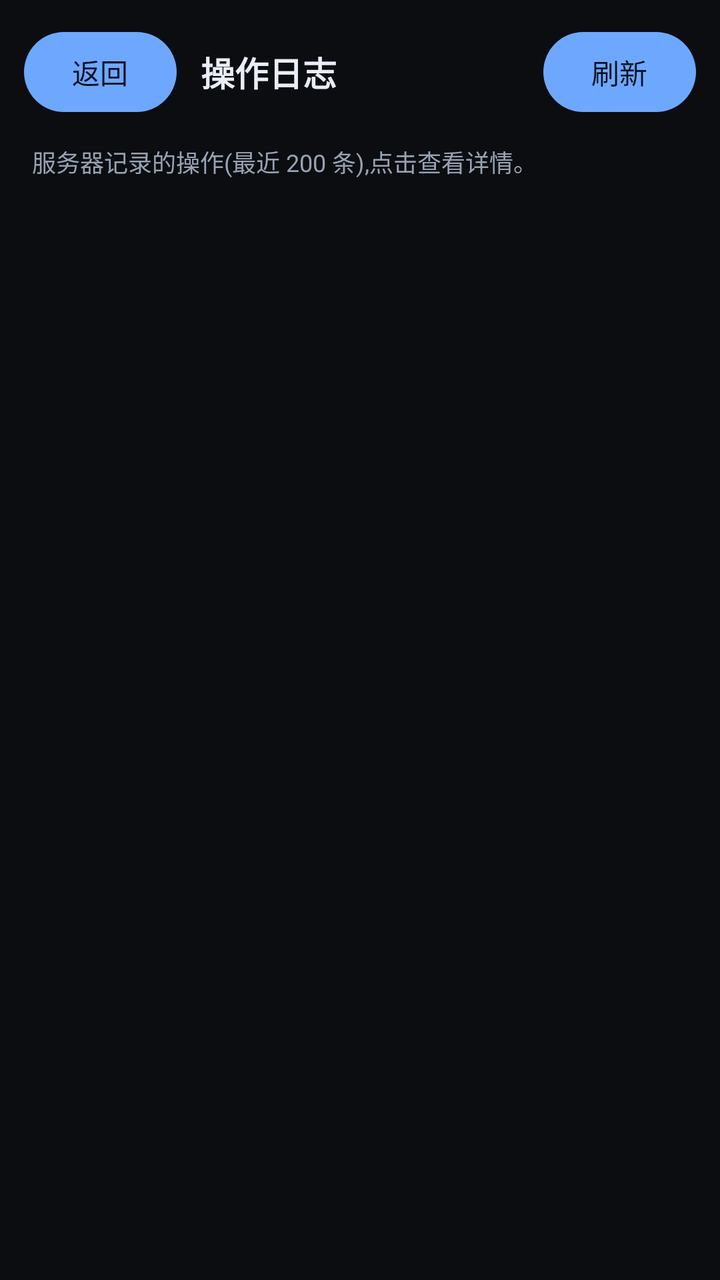
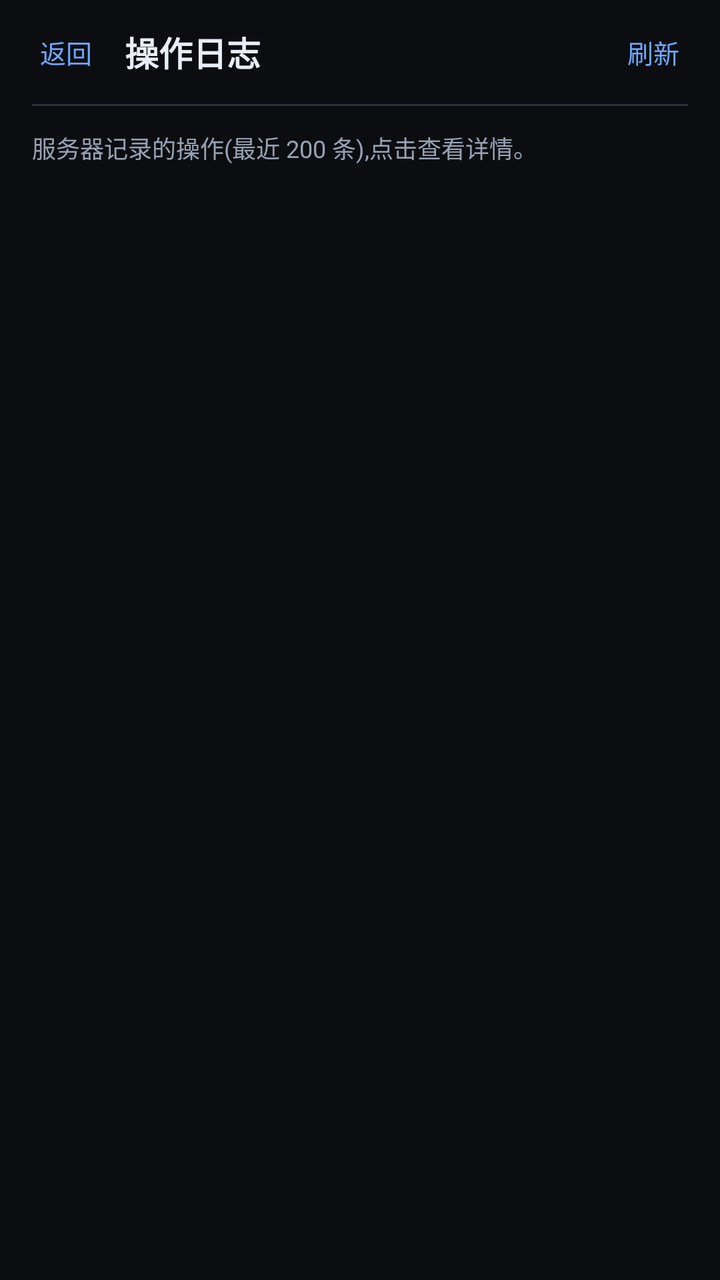

Before-and-after screenshots of an Android layout around one commit, followed by the original layout XML and the change that was made.
<!-- AndroidManifest.xml: application theme Theme.LinNas -->
<!-- res/layout/activity_audit.xml -->
<?xml version="1.0" encoding="utf-8"?>
<LinearLayout xmlns:android="http://schemas.android.com/apk/res/android"
    android:layout_width="match_parent"
    android:layout_height="match_parent"
    android:orientation="vertical"
    android:background="?attr/lInk">

    <LinearLayout
        android:layout_width="match_parent"
        android:layout_height="wrap_content"
        android:orientation="horizontal"
        android:gravity="center_vertical"
        android:padding="12dp">

        <Button
            android:id="@+id/btnAuditBack"
            android:layout_width="wrap_content"
            android:layout_height="wrap_content"
            android:minWidth="0dp"
            android:text="返回" />

        <TextView
            android:layout_width="0dp"
            android:layout_height="wrap_content"
            android:layout_weight="1"
            android:layout_marginStart="12dp"
            android:text="操作日志"
            android:textColor="?attr/lText"
            android:textSize="17sp"
            android:textStyle="bold" />

        <Button
            android:id="@+id/btnAuditRefresh"
            android:layout_width="wrap_content"
            android:layout_height="wrap_content"
            android:minWidth="0dp"
            android:text="刷新" />
    </LinearLayout>

    <TextView
        android:id="@+id/auditHint"
        android:layout_width="match_parent"
        android:layout_height="wrap_content"
        android:paddingStart="16dp"
        android:paddingEnd="16dp"
        android:paddingBottom="8dp"
        android:textColor="?attr/lTextDim"
        android:textSize="12sp"
        android:text="服务器记录的操作(最近 200 条),点击查看详情。" />

    <ScrollView
        android:layout_width="match_parent"
        android:layout_height="0dp"
        android:layout_weight="1"
        android:scrollbars="none">

        <LinearLayout
            android:id="@+id/auditList"
            android:layout_width="match_parent"
            android:layout_height="wrap_content"
            android:orientation="vertical"
            android:paddingStart="16dp"
            android:paddingEnd="16dp" />
    </ScrollView>
</LinearLayout>
<!-- resources referenced by this layout -->
<resources>
  <style name="Theme.LinNas" parent="Theme.Material3.Dark.NoActionBar">
          <item name="lInk">@color/t_blue_ink</item>
          <item name="lSurface">@color/t_blue_surface</item>
          <item name="lSurfaceHigh">@color/t_blue_surface_high</item>
          <item name="lOutline">@color/t_blue_outline</item>
          <item name="lText">@color/t_blue_text</item>
          <item name="lTextDim">@color/t_blue_text_dim</item>
          <item name="lPrimary">@color/t_blue_primary</item>
          <item name="lOnPrimary">@color/t_blue_on_primary</item>
          <item name="lDanger">@color/danger</item>
          <item name="lSuccess">@color/mint</item>
          <item name="lIsLight">false</item>
          <item name="colorPrimary">@color/t_blue_primary</item>
          <item name="colorOnPrimary">@color/t_blue_on_primary</item>
          <item name="colorSecondary">@color/t_blue_primary</item>
          <item name="colorOnSecondary">@color/t_blue_on_primary</item>
          <item name="colorSurface">@color/t_blue_surface</item>
          <item name="colorOnSurface">@color/t_blue_text</item>
          <item name="colorSurfaceVariant">@color/t_blue_surface_high</item>
          <item name="colorOnSurfaceVariant">@color/t_blue_text_dim</item>
          <item name="colorOutline">@color/t_blue_outline</item>
          <item name="colorOnBackground">@color/t_blue_text</item>
          <item name="colorError">@color/danger</item>
          <item name="android:colorBackground">@color/t_blue_ink</item>
          <item name="android:statusBarColor">@color/t_blue_ink</item>
          <item name="android:navigationBarColor">@color/t_blue_ink</item>
          <item name="android:windowLightStatusBar">false</item>
          <item name="android:textColorPrimary">@color/t_blue_text</item>
          <item name="android:textColorSecondary">@color/t_blue_text_dim</item>
      </style>
  <color name="t_blue_ink">#0B0D11</color>
  <color name="t_blue_surface">#14181F</color>
  <color name="t_blue_surface_high">#1C222C</color>
  <color name="t_blue_outline">#2A323E</color>
  <color name="t_blue_text">#E9EDF5</color>
  <color name="t_blue_text_dim">#98A2B3</color>
  <color name="t_blue_primary">#6EA8FE</color>
  <color name="t_blue_on_primary">#071021</color>
  <color name="danger">#FF7A7A</color>
  <color name="mint">#79E2B6</color>
</resources>

<!-- the commit's change to res/layout/activity_audit.xml (unified diff, before → after) -->
@@ -10,42 +10,68 @@
         android:layout_height="wrap_content"
         android:orientation="horizontal"
         android:gravity="center_vertical"
-        android:padding="12dp">
+        android:paddingStart="@dimen/space_2"
+        android:paddingEnd="@dimen/space_2"
+        android:paddingTop="@dimen/space_1"
+        android:paddingBottom="@dimen/space_1">
 
         <Button
             android:id="@+id/btnAuditBack"
             android:layout_width="wrap_content"
-            android:layout_height="wrap_content"
+            android:layout_height="@dimen/touch_target"
             android:minWidth="0dp"
+            android:minHeight="0dp"
+            android:paddingStart="@dimen/space_3"
+            android:paddingEnd="@dimen/space_3"
+            android:textAllCaps="false"
+            android:textSize="@dimen/text_sm"
+            android:textColor="?attr/lPrimary"
+            android:background="?attr/selectableItemBackgroundBorderless"
             android:text="返回" />
 
         <TextView
             android:layout_width="0dp"
             android:layout_height="wrap_content"
             android:layout_weight="1"
-            android:layout_marginStart="12dp"
+            android:layout_marginStart="@dimen/space_1"
             android:text="操作日志"
             android:textColor="?attr/lText"
-            android:textSize="17sp"
-            android:textStyle="bold" />
+            android:textSize="@dimen/text_lg"
+            android:textStyle="bold"
+            android:maxLines="1"
+            android:ellipsize="end" />
 
         <Button
             android:id="@+id/btnAuditRefresh"
             android:layout_width="wrap_content"
-            android:layout_height="wrap_content"
+            android:layout_height="@dimen/touch_target"
             android:minWidth="0dp"
+            android:minHeight="0dp"
+            android:paddingStart="@dimen/space_3"
+            android:paddingEnd="@dimen/space_3"
+            android:textAllCaps="false"
+            android:textSize="@dimen/text_sm"
+            android:textColor="?attr/lPrimary"
+            android:background="?attr/selectableItemBackgroundBorderless"
             android:text="刷新" />
     </LinearLayout>
+
+    <View
+        style="@style/Divider"
+        android:layout_marginStart="@dimen/card_padding"
+        android:layout_marginEnd="@dimen/card_padding" />
 
     <TextView
         android:id="@+id/auditHint"
         android:layout_width="match_parent"
         android:layout_height="wrap_content"
-        android:paddingStart="16dp"
-        android:paddingEnd="16dp"
-        android:paddingBottom="8dp"
+        android:paddingStart="@dimen/card_padding"
+        android:paddingEnd="@dimen/card_padding"
+        android:paddingTop="@dimen/space_3"
+        android:paddingBottom="@dimen/space_2"
         android:textColor="?attr/lTextDim"
-        android:textSize="12sp"
+        android:textSize="@dimen/text_caption"
+        android:lineSpacingExtra="2dp"
         android:text="服务器记录的操作(最近 200 条),点击查看详情。" />
 
     <ScrollView
@@ -59,7 +85,8 @@
             android:layout_width="match_parent"
             android:layout_height="wrap_content"
             android:orientation="vertical"
-            android:paddingStart="16dp"
-            android:paddingEnd="16dp" />
+            android:paddingStart="@dimen/card_padding"
+            android:paddingEnd="@dimen/card_padding"
+            android:paddingBottom="@dimen/space_4" />
     </ScrollView>
 </LinearLayout>
<!-- resource entries referenced after the edit -->
@@ -1,5 +1,19 @@
 <!-- resources referenced by this layout -->
 <resources>
+  <dimen name="card_padding">16dp</dimen>
+  <dimen name="space_1">4dp</dimen>
+  <dimen name="space_2">8dp</dimen>
+  <dimen name="space_3">12dp</dimen>
+  <dimen name="space_4">16dp</dimen>
+  <dimen name="text_caption">12sp</dimen>
+  <dimen name="text_lg">17sp</dimen>
+  <dimen name="text_sm">13sp</dimen>
+  <dimen name="touch_target">44dp</dimen>
+  <style name="Divider">
+          <item name="android:layout_width">match_parent</item>
+          <item name="android:layout_height">@dimen/stroke_hairline</item>
+          <item name="android:background">@drawable/bg_divider</item>
+      </style>
   <style name="Theme.LinNas" parent="Theme.Material3.Dark.NoActionBar">
           <item name="lInk">@color/t_blue_ink</item>
           <item name="lSurface">@color/t_blue_surface</item>
@@ -30,6 +44,13 @@
           <item name="android:textColorPrimary">@color/t_blue_text</item>
           <item name="android:textColorSecondary">@color/t_blue_text_dim</item>
       </style>
+  <dimen name="stroke_hairline">1dp</dimen>
+  <!-- drawable bg_divider (drawable) -->
+  <?xml version="1.0" encoding="utf-8"?>
+  <shape xmlns:android="http://schemas.android.com/apk/res/android"
+      android:shape="rectangle">
+      <solid android:color="?attr/lOutline" />
+  </shape>
   <color name="t_blue_ink">#0B0D11</color>
   <color name="t_blue_surface">#14181F</color>
   <color name="t_blue_surface_high">#1C222C</color>
